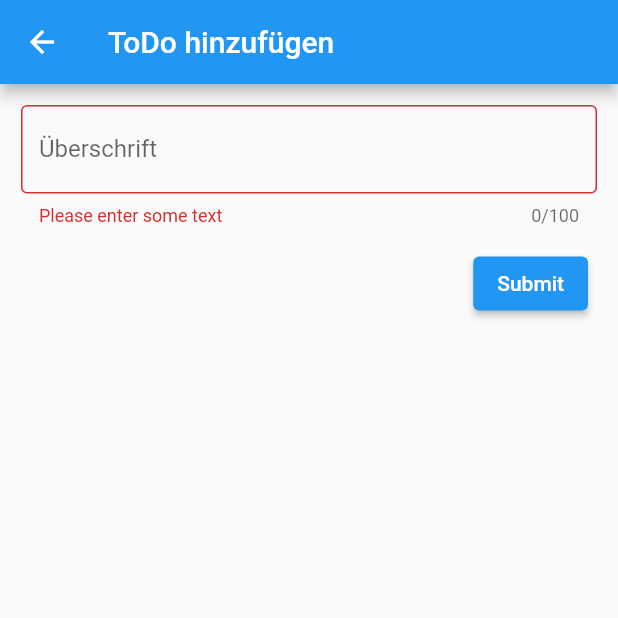
After one commit to linus2903/ToDo, a Flutter app: the KarteHinzufuegen screen opened directly, after a tap on "Submit", on a phone screen of 412 x 824 dp, the top half of it. The commit adds this screen. Run offline on Flutter 3.47's test engine with Material 2 defaults, Android fonts, the phone set to English and light mode, and no system bars.

Commit message:
karte hinzufügen text eingabe

```diff
--- /dev/null
+++ b/lib/screens/karte_hinzufuegen.dart
@@ -0,0 +1,91 @@
+import 'package:flutter/material.dart';
+
+class KarteHinzufuegen extends StatefulWidget {
+  @override
+  State<StatefulWidget> createState() {
+    return KarteHinzufuegenState();
+  }
+}
+
+class KarteHinzufuegenState extends State<KarteHinzufuegen> {
+  final _formKey = GlobalKey<FormState>();
+
+  @override
+  Widget build(BuildContext context) {
+    // Build a Form widget using the _formKey created above.
+    return Scaffold(
+      appBar: AppBar(
+        title: Text("ToDo hinzufügen"),
+      ),
+      body: Center(
+        child: Form(
+          key: _formKey,
+          child: Column(
+            children: <Widget>[
+              Padding(
+                padding: const EdgeInsets.all(14.0),
+                child: TextFormField(
+                  maxLength: 100,
+                  decoration: InputDecoration(
+                      border: OutlineInputBorder(), labelText: 'Überschrift'),
+                  // The validator receives the text that the user has entered.
+                  validator: (value) {
+                    if (value == null || value.isEmpty) {
+                      return 'Please enter some text';
+                    }
+                    return null;
+                  },
+                ),
+              ),
+              Padding(
+                padding: const EdgeInsets.symmetric(vertical: 0.0),
+              ),
+              Row(
+                children: [
+                  Expanded(
+                    child: Padding(
+                      padding: const EdgeInsets.symmetric(horizontal: 5.0),
+                    ),
+                  ),
+                  ElevatedButton(
+                    onPressed: () {
+                      // Validate returns true if the form is valid, or false otherwise.
+                      if (_formKey.currentState!.validate()) {
+                        // If the form is valid, display a snackbar. In the real world,
+                        // you'd often call a server or save the information in a database.
+                        ScaffoldMessenger.of(context).showSnackBar(
+                            SnackBar(content: Text('Processing Data')));
+                      }
+                    },
+                    child: Text('Submit'),
+                  ),
+                  Padding(
+                    padding: const EdgeInsets.symmetric(horizontal: 10.0),
+                  ),
+                ],
+              ),
+            ],
+          ),
+        ),
+      ),
+    );
+  }
+}
+// @override
+// Widget build(BuildContext context) {
+//   return Scaffold(
+//     appBar: AppBar(
+//       title: Text("ToDo hinzufügen"),
+//     ),
+//     body: Center(
+//       child:  Form(
+//         key: _formKey,
+//         child: Column(
+//           children: <Widget>[
+//             // Add TextFormFields and ElevatedButton here.
+//           ],
+//         ),
+//       ),
+//     ),
+//   );
+// }
```
Also changed, not shown: lib/main.dart (+8 -51 lines).
